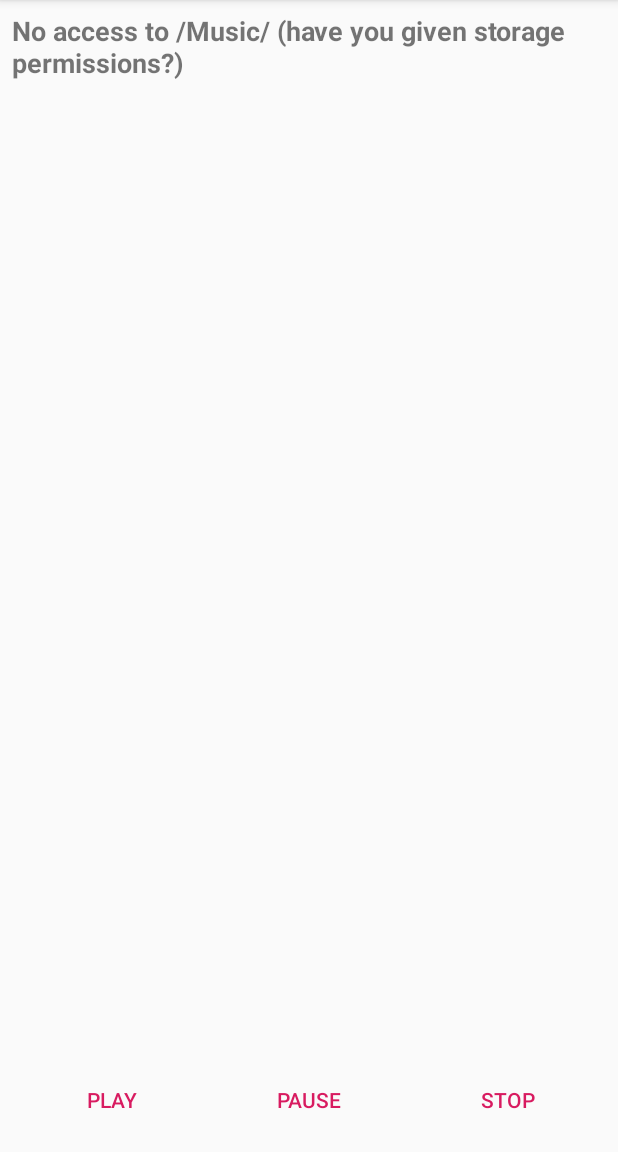
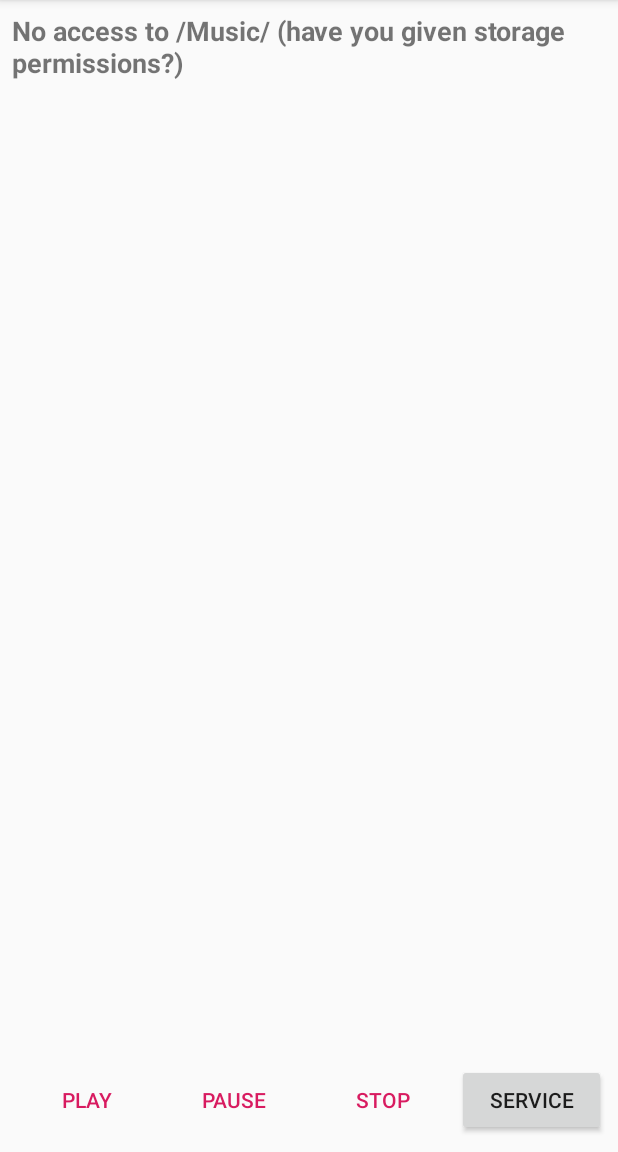
Before and after one commit to JPUF/G53MDP-CW2, an Android app: the screen it shows after launch (MainActivity), on a phone screen of 412 x 824 dp, the part 84-1236 px from its top. Run offline under Robolectric (Android 15) with nearby library versions, the phone set to English and light mode, and no system bars.

Commit message:
Basic Service call

```diff
--- a/app/src/main/AndroidManifest.xml
+++ b/app/src/main/AndroidManifest.xml
@@ -20,6 +20,7 @@
                 <category android:name="android.intent.category.LAUNCHER" />
             </intent-filter>
         </activity>
+        <service android:name=".MP3Service" />
     </application>
 
 </manifest>
--- a/app/src/main/java/com/example/g53mdp_cw2/MainActivity.java
+++ b/app/src/main/java/com/example/g53mdp_cw2/MainActivity.java
@@ -2,8 +2,13 @@ package com.example.g53mdp_cw2;
 
 import androidx.appcompat.app.AppCompatActivity;
 
+import android.content.ComponentName;
+import android.content.Context;
+import android.content.Intent;
+import android.content.ServiceConnection;
 import android.os.Bundle;
 import android.os.Environment;
+import android.os.IBinder;
 import android.util.Log;
 import android.view.View;
 import android.widget.AdapterView;
@@ -17,18 +22,36 @@ import java.io.FileFilter;
 
 public class MainActivity extends AppCompatActivity {
 
+    private MP3Service.MP3Binder service = null;
+
+    private ServiceConnection serviceConnection = new ServiceConnection() {
+        @Override
+        public void onServiceConnected(ComponentName componentName, IBinder iBinder) {
+            Log.d("MP3 Time", "onServiceConnected");
+            service = (MP3Service.MP3Binder) iBinder;
+        }
+
+        @Override
+        public void onServiceDisconnected(ComponentName componentName) {
+            Log.d("MP3 Time", "onServiceDisconnected");
+            service = null;
+        }
+    };
+
     @Override
     protected void onCreate(Bundle savedInstanceState) {
         super.onCreate(savedInstanceState);
         setContentView(R.layout.activity_main);
 
+        this.bindService(new Intent(this, MP3Service.class),
+                serviceConnection, Context.BIND_AUTO_CREATE);
+
+
         final MP3Player mp3Player = new MP3Player();
 
         final ListView fileListView = findViewById(R.id.file_list);
-
         String path = Environment.getExternalStorageDirectory().getPath() + "/Music/";
         File musicDir = new File(path);
-
         Log.d("MP3 Time", path);
         File[] mp3FileList = musicDir.listFiles(new FileFilter() {
             @Override
@@ -84,4 +107,8 @@ public class MainActivity extends AppCompatActivity {
         });
 
     }
+
+    public void callService(View view) {
+        service.serviceCall();
+    }
 }
--- a/app/src/main/res/layout/activity_main.xml
+++ b/app/src/main/res/layout/activity_main.xml
@@ -75,6 +75,14 @@
             android:layout_height="wrap_content"
             android:layout_weight="1"
             android:text="@string/stop" />
+
+        <Button
+            android:id="@+id/button3"
+            android:layout_width="0dp"
+            android:layout_height="wrap_content"
+            android:layout_weight="1"
+            android:onClick="callService"
+            android:text="service" />
     </LinearLayout>
 
 </androidx.constraintlayout.widget.ConstraintLayout>
```
Also changed, not shown: app/src/main/java/com/example/g53mdp_cw2/MP3Service.java (added, +23 -0 lines).
